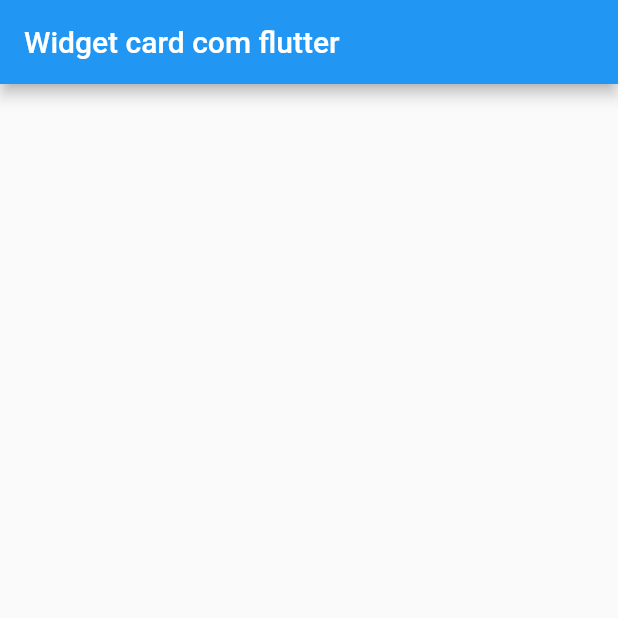
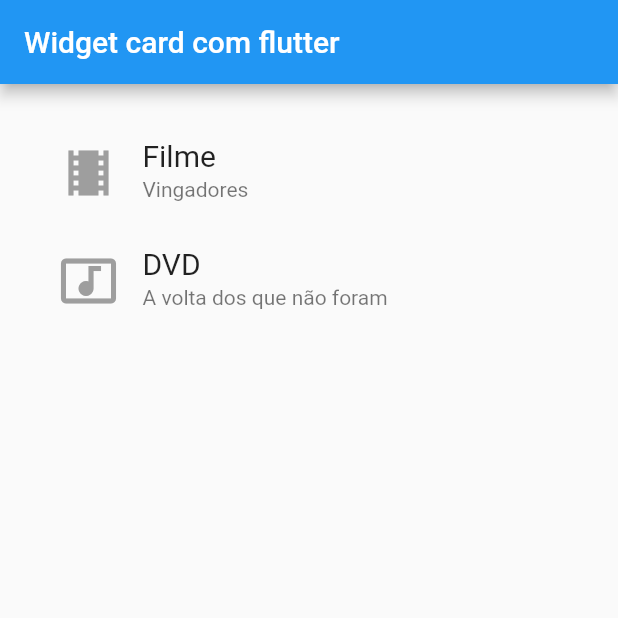
Before and after one commit to WSilvaM/MyApp.Dart, a Flutter app: the screen it shows after launch, on a phone screen of 412 x 824 dp, the top half of it. Run offline on Flutter 3.47's test engine with Material 2 defaults, Android fonts, the phone set to English and light mode, and no system bars.

Commit message:
trabalhando com dart

```diff
--- a/listafilmes/lib/MyApp.dart
+++ b/listafilmes/lib/MyApp.dart
@@ -1,4 +1,5 @@
 import 'package:flutter/material.dart';
+import 'package:listafilmes/myCardWidget.dart';
 
 class MyApp extends StatelessWidget {
   const MyApp({ Key? key }) : super(key: key);
@@ -15,9 +16,12 @@ class MyApp extends StatelessWidget {
      padding: EdgeInsets.all(23.0),
      child: Column(
        crossAxisAlignment: CrossAxisAlignment.stretch,
-     ),
-   ),
-
-    );
-  }
+       children: <Widget> [
+        new myCardWidget(Icons.local_movies, "Filme","Vingadores"),
+        new myCardWidget(Icons.music_video,"DVD" , "A volta dos que não foram")
+       ],
+       ),
+       ),
+       );
+       }
 }
--- a/listafilmes/lib/myCardWidget.dart
+++ b/listafilmes/lib/myCardWidget.dart
@@ -0,0 +1,32 @@
+import 'package:flutter/material.dart';
+
+class myCardWidget extends StatelessWidget {
+
+
+//Inicio o construtor
+myCardWidget(this.meuIcone,this.meuTexto,this.subtitulo);
+
+//
+ final IconData meuIcone;
+ final String meuTexto;
+ final String subtitulo;
+
+  @override
+  Widget build(BuildContext context) {
+    return Container(
+     child: Column(
+       mainAxisSize: MainAxisSize.min,
+       children: <Widget>[
+         ListTile(
+           leading: Icon(meuIcone,size: 40, color: Colors.grey,),
+           title: Text(meuTexto,
+                  style: TextStyle(fontSize: 20),),
+                  subtitle: Text(subtitulo),
+
+           ),
+
+       ],
+     )
+    );
+  }
+}
```
